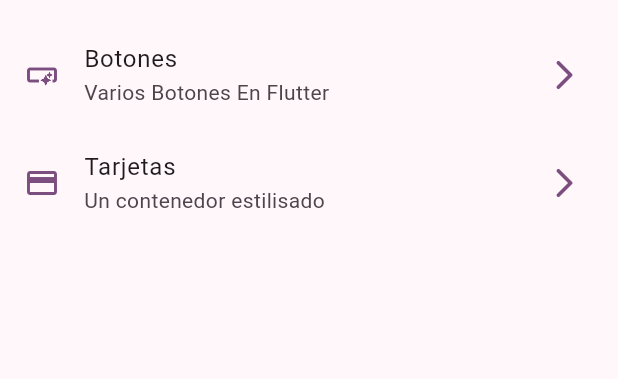
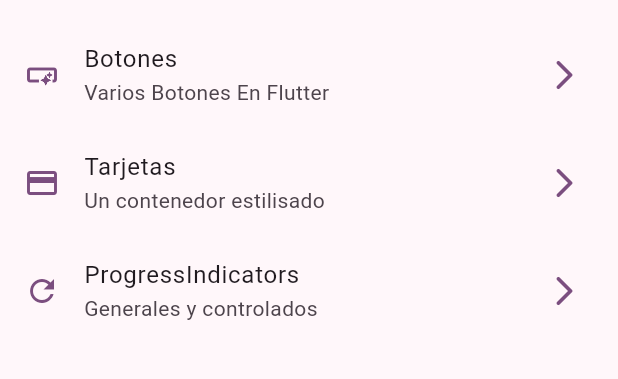
Before and after one commit to AleXx815/widgets_app, a Flutter app: the screen it shows after launch, on a phone screen of 412 x 824 dp, the part 63-442 px from its top. Run offline on Flutter 3.47's test engine with Material 2 defaults, Android fonts, the phone set to English and light mode, and no system bars; our stand-ins replace go_router.

Commit message:
creacion de pantalla de progresos y primera barra de progresos customizada

```diff
--- a/lib/config/menu/menu_items.dart
+++ b/lib/config/menu/menu_items.dart
@@ -27,4 +27,10 @@ const appMenuItems = <MenuItem>[
     link: "/cards",
     icon: Icons.credit_card_outlined,
   ),
+  MenuItem(
+    title: "ProgressIndicators",
+    subTitle: "Generales y controlados",
+    link: "/progress",
+    icon: Icons.refresh_outlined,
+  ),
 ];
--- a/lib/config/router/app_router.dart
+++ b/lib/config/router/app_router.dart
@@ -19,5 +19,10 @@ final appRouter = GoRouter(
       name: CardsSreen.name,
       builder: (context, state) => const CardsSreen(),
     ),
+    GoRoute(
+      path: "/progress",
+      name: ProgressScreen.name,
+      builder: (context, state) => const ProgressScreen(),
+    ),
   ],
 );
```
Also changed, not shown: lib/presentation/screens/progress/progress_screen.dart (+47 -0 lines).
